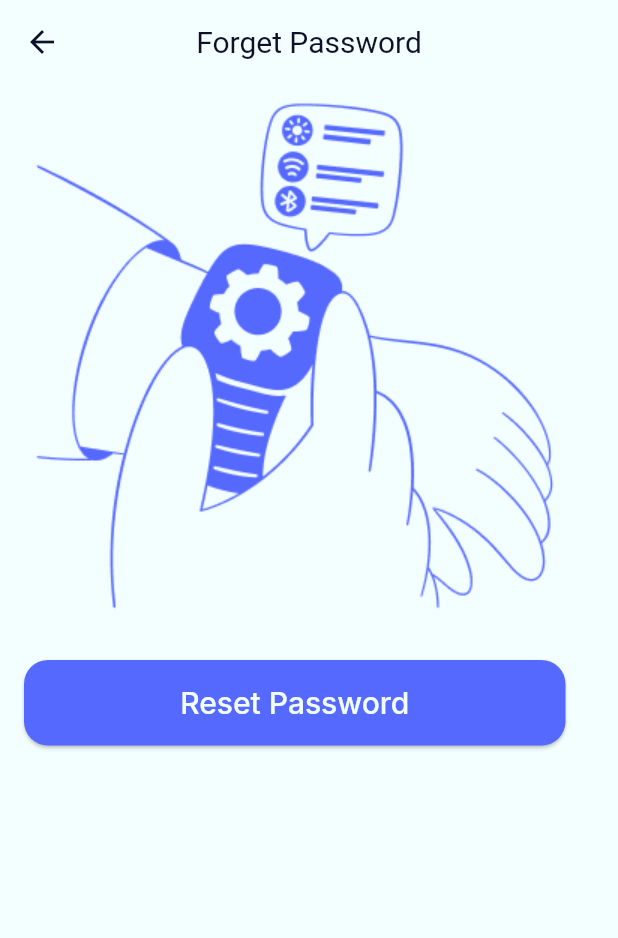
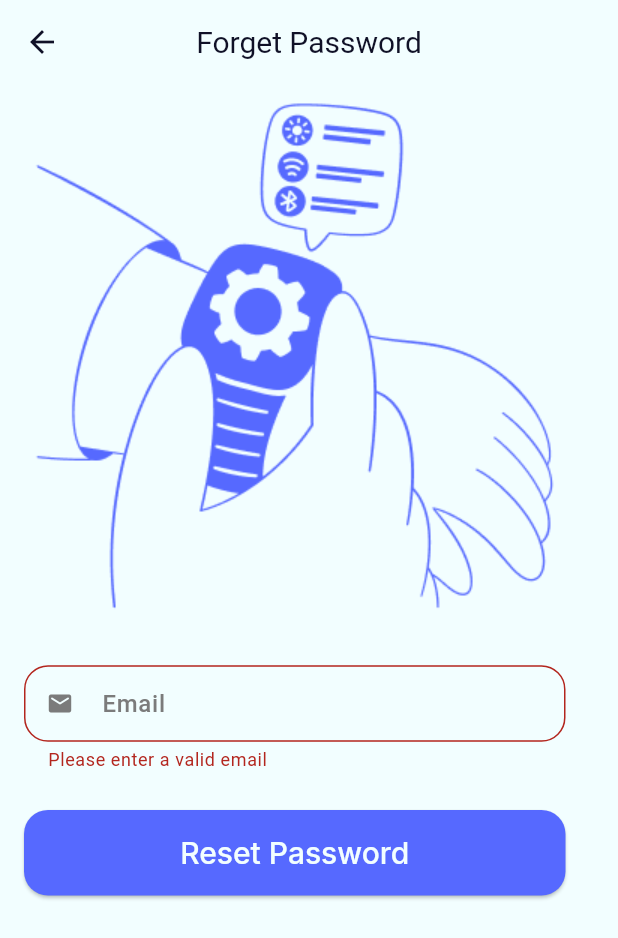
Before and after one commit to ahmdes/evently_app, a Flutter app: the ResetPassword screen opened by its route, after a tap on "Reset Password", on a phone screen of 412 x 824 dp. Shown: the top 938 px of the screen. Run offline on Flutter 3.47's test engine with Material 3 defaults, Android fonts, the phone set to English and light mode, and no system bars; our stand-ins replace animated_toggle_switch, cloud_firestore, firebase_auth, firebase_core, firebase_messaging, flutter_local_notifications and 5 more; accounts and stored records are empty; generated files the repository leaves out were written again.

Commit message:
i finished from ResetPassword ,and finished from all app

```diff
--- a/lib/Provider/config_provider.dart
+++ b/lib/Provider/config_provider.dart
@@ -1,4 +1,5 @@
 import 'package:evently_project/core/models/user_dm.dart';
+import 'package:evently_project/core/resources/assets_manager.dart';
 import 'package:evently_project/presentation/models/event_d_m.dart';
 import 'package:flutter/material.dart';
 import 'package:google_maps_flutter/google_maps_flutter.dart';
@@ -9,7 +10,7 @@ import '../firebase_service/firebase_service.dart';
 class ConfigProvider extends ChangeNotifier {
   ThemeMode currentTheme = ThemeMode.light;
   Locale currentLanguage = Locale("en");
-  UserDM? currentUser = UserDM(id: "", name: "", email: "", favoriteEvents: []);
+  UserDM? currentUser = UserDM(id: "", name: "", email: "", favoriteEvents: [], );
   LatLng currentLocation = LatLng(37.43296265331129, -122.08832357078792);
   List<EventDM>favoriteEvents=[];
   String markerTitle = "Hello";
@@ -132,4 +133,5 @@ class ConfigProvider extends ChangeNotifier {
     notifyListeners();
     return markerTitle;
   }
+
 }
--- a/lib/core/resources/assets_manager.dart
+++ b/lib/core/resources/assets_manager.dart
@@ -23,6 +23,5 @@ class AssetsManager{
   static const String social="$base/social.png";
   static const String eating="$base/eating.png";
   static const String holiday="$base/holiday.png";
-
-
+  static const String personProfileIMage="$base/imagePersonProfile.jpg";
 }
--- a/lib/firebase_service/firebase_service.dart
+++ b/lib/firebase_service/firebase_service.dart
@@ -83,9 +83,8 @@ class FirebaseService {
 
     print("Favorite IDs: $ids");
 
-    QuerySnapshot<EventDM> querySnapshot = await eventCollection
-        .where(FieldPath.documentId, whereIn: ids)
-        .get();
+    QuerySnapshot<EventDM> querySnapshot =
+        await eventCollection.where(FieldPath.documentId, whereIn: ids).get();
 
     print("Fetched ${querySnapshot.docs.length} events from Firestore.");
 
@@ -96,7 +95,6 @@ class FirebaseService {
     return favoriteList;
   }
 
-
   static Future<void> addUserToFireStore(UserDM user) {
     CollectionReference<UserDM> userCollection = getUsersCollection();
     DocumentReference<UserDM> userDoc = userCollection.doc(user.id);
@@ -104,15 +102,22 @@ class FirebaseService {
   }
 
   static Future<void> signUp(
-      String email, String password, BuildContext context, String name) async {
+    String email,
+    String password,
+    BuildContext context,
+    String name,
+  ) async {
+    ConfigProvider provider =
+        Provider.of<ConfigProvider>(context, listen: false);
     try {
       UserCredential userCredential = await FirebaseAuth.instance
           .createUserWithEmailAndPassword(email: email, password: password);
       UserDM userDM = UserDM(
-          id: userCredential.user!.uid,
-          name: name,
-          email: email,
-          favoriteEvents: []);
+        id: userCredential.user!.uid,
+        name: name,
+        email: email,
+        favoriteEvents: [],
+      );
       await addUserToFireStore(userDM);
       DialogUtils.showLoadingDialog(context, message: "Successfully");
     } on FirebaseAuthException catch (e) {
@@ -243,16 +248,18 @@ class FirebaseService {
       final GoogleSignInAccount? googleUser = await GoogleSignIn().signIn();
       if (googleUser == null) return null;
 
-      final GoogleSignInAuthentication googleAuth = await googleUser.authentication;
-      ConfigProvider provider = Provider.of<ConfigProvider>(context, listen: false);
+      final GoogleSignInAuthentication googleAuth =
+          await googleUser.authentication;
+      ConfigProvider provider =
+          Provider.of<ConfigProvider>(context, listen: false);
 
       final credential = GoogleAuthProvider.credential(
         accessToken: googleAuth.accessToken,
         idToken: googleAuth.idToken,
       );
-
       // تسجيل الدخول
-      UserCredential userCredential = await FirebaseAuth.instance.signInWithCredential(credential);
+      UserCredential userCredential =
+          await FirebaseAuth.instance.signInWithCredential(credential);
 
       // جلب بيانات المستخدم من Firestore
       UserDM? existingUser;
@@ -285,10 +292,14 @@ class FirebaseService {
     }
   }
 
-
   static Future<void> deleteEvent(EventDM event) async {
     CollectionReference<EventDM> collectionReference = getEventsCollection();
     DocumentReference<EventDM> document = collectionReference.doc(event.id);
     await document.delete();
   }
+
+  static Future<void> resetPassword(String email) async {
+    await FirebaseAuth.instance.sendPasswordResetEmail(email: email);
+  }
+
 }
--- a/lib/l10n/app_en.arb
+++ b/lib/l10n/app_en.arb
@@ -47,5 +47,19 @@
   "on_boarding_3_title": "Connect with Friends & Share Moments",
   "on_boarding_3_subject": "Make every event memorable by sharing the experience with others. Our platform lets you invite friends, keep everyone in the loop, and celebrate moments together. Capture and share the excitement with your network, so you can relive the highlights and cherish the memories.",
   "on_boarding_start_title":"Personalize Your Experience",
-  "on_boarding_start_subject":"Choose your preferred theme and language to get started with a comfortable, tailored experience that suits your style."
+  "on_boarding_start_subject":"Choose your preferred theme and language to get started with a comfortable, tailored experience that suits your style.",
+  "enter_valid_email": "Please enter a valid email",
+  "enter_valid_password": "Please enter a valid password",
+  "reset_done":  "look at your gmail , you can reset password",
+  "enter_your_name": "Please , enter your name",
+  "password_matching":"password not match",
+  "no_favorite_events": "No Favorite Events",
+  "sure_of_log_out":"Are you sure you want to log out ?",
+  "ok": "OK",
+  "cancel": "Cancel",
+  "description_letters":"Please , Enter more than 5 letters , Not Spaces",
+  "event_details": "Event Details",
+  "sure_of_deleting_event":"Are you sure you want to delete this event",
+  "update_event": "Update Event",
+  "edit_event": "Edit Event"
 }
--- a/lib/presentation/authentication/resetPassword/reset_password.dart
+++ b/lib/presentation/authentication/resetPassword/reset_password.dart
@@ -1,9 +1,36 @@
+import 'package:evently_project/core/extensions/authentication_validation.dart';
 import 'package:evently_project/core/resources/assets_manager.dart';
+import 'package:evently_project/core/resources/colors_manager.dart';
+import 'package:evently_project/firebase_service/firebase_service.dart';
 import 'package:evently_project/presentation/components/buildElevatedButton.dart';
 import 'package:flutter/material.dart';
 import 'package:flutter_gen/gen_l10n/app_localizations.dart';
-class ResetPassword extends StatelessWidget {
+import 'package:flutter_screenutil/flutter_screenutil.dart';
+
+import '../../components/build_text_fields.dart';
+import '../../models/text_field_dm.dart';
+
+class ResetPassword extends StatefulWidget {
   const ResetPassword({super.key});
+
+  @override
+  State<ResetPassword> createState() => _ResetPasswordState();
+}
+
+class _ResetPasswordState extends State<ResetPassword> {
+  GlobalKey<FormState> formKey = GlobalKey<FormState>();
+  late TextEditingController emailController;
+  void initState() {
+    // TODO: implement initState
+    super.initState();
+    emailController = TextEditingController();
+  }
+
+  @override
+  void dispose() {
+    super.dispose();
+    emailController.dispose();
+  }
 
   @override
   Widget build(BuildContext context) {
@@ -13,24 +40,59 @@ class ResetPassword extends StatelessWidget {
           AppLocalizations.of(context)!.forget_password,
         ),
       ),
-      body: Padding(
-        padding: const EdgeInsets.symmetric(
+      body: Form(
+        key: formKey,
+        child: Padding(
+          padding: REdgeInsets.symmetric(
             horizontal: 16,
           ),
           child: SizedBox(
-          width: 361,
-          height: 441,
+            width: 361.w,
+            height: 541.h,
             child: Column(
               children: [
                 Image.asset(
                   AssetsManager.resetPassword,
                 ),
                 Spacer(),
+                BuildTextFields(
+                  textFieldDM: TextFieldDM(
+                      prefixIcon: Icon(
+                        Icons.email_rounded,
+                      ),
+                      controller: emailController,
+                      suffixIcon: null,
+                      hintText: AppLocalizations.of(context)!.email,
+                      obsecureText: false,
+                      heightOfTextField: null,
+                      validate: (String? email) {
+                        if (!email!.isValidEmail()) {
+                          return AppLocalizations.of(context)!.enter_valid_email;
+                        }
+                        return null;
+                      }),
+                ),
+                Spacer(),
                 BuildElevatedButton(
                   nameOfButton: AppLocalizations.of(context)!.reset_password,
-                onClicked: () {},
+                  onClicked: () {
+                    if (!formKey.currentState!.validate()) return;
+                    FirebaseService.resetPassword(emailController.text);
+                    ScaffoldMessenger.of(context).showSnackBar(
+                      SnackBar(
+                        content: Text(
+                          AppLocalizations.of(context)!.reset_done,
+                          style: Theme.of(context).textTheme.titleLarge,
+                        ),
+                        backgroundColor: ColorsManager.grey,
+                      ),
+                    );
+
+                     Navigator.pop(context);
+                  },
                 ),
               ],
+            ),
           ),
         ),
       ),
--- a/lib/presentation/authentication/signIn/sign_in.dart
+++ b/lib/presentation/authentication/signIn/sign_in.dart
@@ -80,7 +80,7 @@ class _SignInState extends State<SignIn> {
                 height: 30.h,
               ),
               SizedBox(
-                height: 163.h,
+                height: 170.h,
                 width: 361.w,
                 child: Column(
                   children: [
@@ -96,7 +96,7 @@ class _SignInState extends State<SignIn> {
                           heightOfTextField: null,
                           validate: (String? email) {
                             if (!email!.isValidEmail()) {
-                              return "Please enter a valid email";
+                              return AppLocalizations.of(context)!.enter_valid_email;
                             }
                             return null;
                           }),
@@ -130,7 +130,7 @@ class _SignInState extends State<SignIn> {
                           heightOfTextField: null,
                           validate: (String? password) {
                             if (!password!.isValidPassword()) {
-                              return "please , enter valid password";
+                              return AppLocalizations.of(context)!.enter_valid_password;
                             }
                             return null;
                           }),
--- a/lib/presentation/authentication/signUp/sign_up.dart
+++ b/lib/presentation/authentication/signUp/sign_up.dart
@@ -101,7 +101,7 @@ class _SignUpState extends State<SignUp> {
                           heightOfTextField: null,
                           validate: (String? input) {
                             if (!ButtonTextValidation.isValidateString(input)) {
-                              return "please , enter your name";
+                              return AppLocalizations.of(context)!.enter_your_name;
                             }
                             return null;
                           }),
@@ -121,7 +121,7 @@ class _SignUpState extends State<SignUp> {
                           heightOfTextField: null,
                           validate: (String? email) {
                             if (!email!.isValidEmail()) {
-                              return "Please enter a valid email";
+                              return AppLocalizations.of(context)!.enter_valid_email;
                             }
                             return null;
                           }),
@@ -158,7 +158,7 @@ class _SignUpState extends State<SignUp> {
                           heightOfTextField: null,
                           validate: (String? password) {
                             if (!password!.isValidPassword()) {
-                              return "please , enter valid password";
+                              return AppLocalizations.of(context)!.enter_valid_password;
                             }
                             return null;
                           }),
@@ -196,7 +196,7 @@ class _SignUpState extends State<SignUp> {
                           validate: (String? rePassword) {
                             if (!(rePassword == passwordController.text &&
                                 rePassword != null)) {
-                              return "password not match";
+                              return AppLocalizations.of(context)!.password_matching;
                             }
                             return null;
                           }),
--- a/lib/presentation/edit_event/edit_event.dart
+++ b/lib/presentation/edit_event/edit_event.dart
@@ -1,7 +1,7 @@
 import 'package:evently_project/presentation/edit_event/components/custom_editEvent.dart';
 import 'package:evently_project/presentation/models/event_d_m.dart';
 import 'package:flutter/material.dart';
-
+import 'package:flutter_gen/gen_l10n/app_localizations.dart';
 class EditEvent extends StatelessWidget {
   const EditEvent({super.key, required this.eventDM});
   final EventDM eventDM;
@@ -9,7 +9,7 @@ class EditEvent extends StatelessWidget {
   Widget build(BuildContext context) {
          return Scaffold(
       appBar: AppBar(
-        title: Text("Edit Event"),
+        title: Text(AppLocalizations.of(context)!.edit_event),
       ),
       body: CustomEditEvent(eventDM: eventDM,),
     );
--- a/lib/presentation/on_boarding/on_boarding.dart
+++ b/lib/presentation/on_boarding/on_boarding.dart
@@ -108,7 +108,7 @@ class _OnBoardingState extends State<OnBoarding> {
               ],
             ),
             SizedBox(
-              height: 10,
+              height: 10.h,
             ),
             Row(
               children: [
--- a/pubspec.yaml
+++ b/pubspec.yaml
@@ -30,6 +30,7 @@ environment:
 dependencies:
   flutter:
     sdk: flutter
+
   flutter_localizations:
     sdk: flutter
 
@@ -52,11 +53,14 @@ dependencies:
   animated_marker: ^0.1.5
   firebase_messaging: ^15.2.10
   flutter_local_notifications: ^19.4.0
+  image_picker: ^1.1.2
+  firebase_storage: any
 
 
 dev_dependencies:
   flutter_test:
     sdk: flutter
+
 
   # The "flutter_lints" package below contains a set of recommended lints to
   # encourage good coding practices. The lint set provided by the package is
```
Also changed, not shown: lib/core/models/user_dm.dart (+3 -4 lines), lib/l10n/app_ar.arb (+15 -1 lines), lib/presentation/create_event/components/custom_create_event.dart (+6 -5 lines), lib/presentation/edit_event/components/custom_editEvent.dart (+7 -6 lines), lib/presentation/event_details/event_details.dart (+18 -20 lines), lib/presentation/main_layout/tabs/favourite/favourite.dart (+21 -14 lines), lib/presentation/main_layout/tabs/map/map_location.dart (+4 -3 lines), lib/presentation/main_layout/tabs/profile/profile.dart (+8 -12 lines), assets/images/imagePersonProfile.jpg (added), pubspec.lock, 17 other files. Lines whose indentation alone changed are shown as unchanged.
